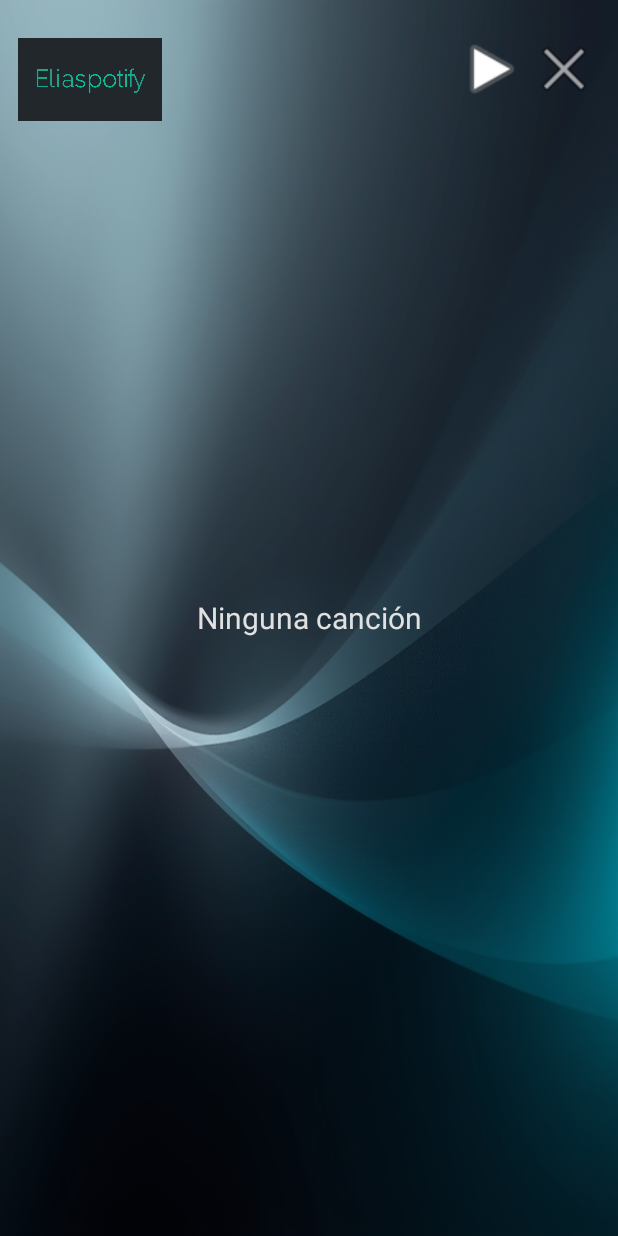
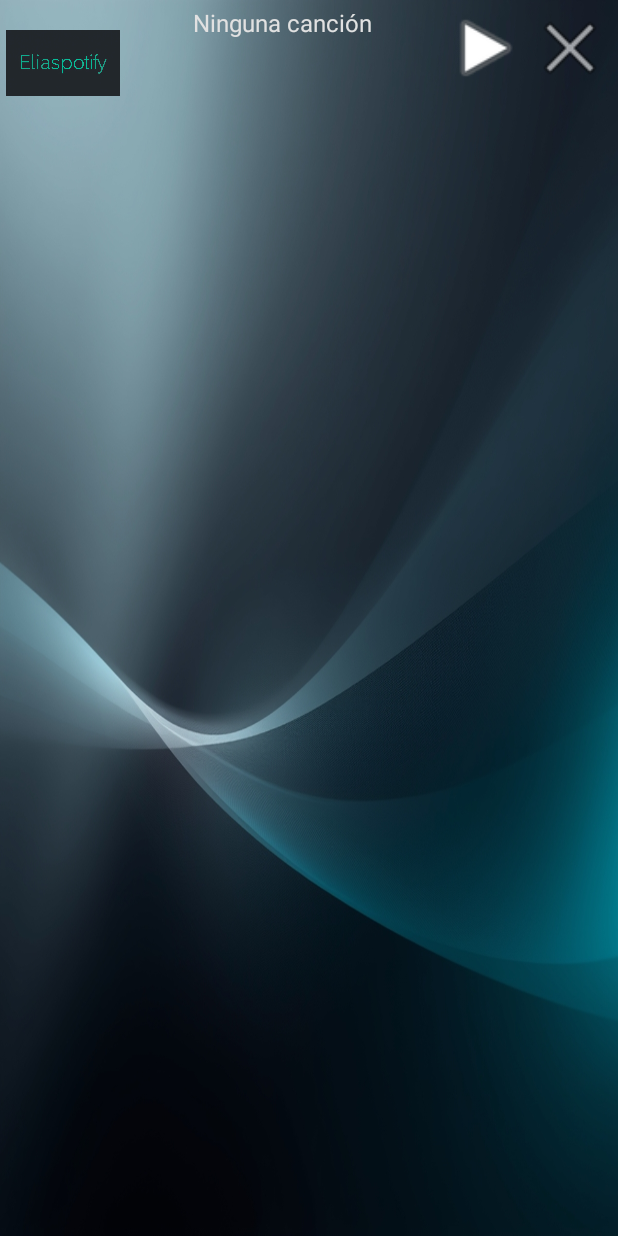
Before and after one commit to StoneyGravy963/Prueba1, an Android app: the layout widget_reproductor.xml on its own in the app's theme, with its tools: preview values and no code run, on a phone screen of 412 x 824 dp. Run offline under Robolectric (Android 15) with nearby library versions, the phone set to English and light mode, and no system bars.

Commit message:
El widget perfeccionando

```diff
--- a/app/src/main/res/layout/widget_reproductor.xml
+++ b/app/src/main/res/layout/widget_reproductor.xml
@@ -4,13 +4,12 @@
     android:layout_width="match_parent"
     android:layout_height="wrap_content"
     android:orientation="horizontal"
-    android:padding="12dp"
+    android:padding="4dp"
     android:background="@drawable/widget_bg">
 
     <ImageView
-        android:id="@+id/widget_icono"
-        android:layout_width="96dp"
-        android:layout_height="82dp"
+        android:layout_width="76dp"
+        android:layout_height="76dp"
         android:src="@drawable/widget_reproductor1"
         android:contentDescription="@null" />
 
@@ -21,8 +20,8 @@
         android:layout_weight="1"
         android:text="Ninguna canción"
         android:textColor="@color/text_color_primary"
-        android:textSize="20sp"
-        android:gravity="center"
+        android:textSize="16sp"
+        android:gravity="center_horizontal"
         android:paddingStart="12dp"
         android:paddingEnd="12dp"
         android:ellipsize="end"
@@ -30,8 +29,8 @@
 
     <ImageView
         android:id="@+id/widget_boton_play_pausa"
-        android:layout_width="48dp"
-        android:layout_height="68dp"
+        android:layout_width="56dp"
+        android:layout_height="56dp"
         android:src="@android:drawable/ic_media_play"
         android:background="@android:color/transparent"
         android:contentDescription="@null"
@@ -39,8 +38,8 @@
 
     <ImageView
         android:id="@+id/widget_boton_stop"
-        android:layout_width="48dp"
-        android:layout_height="68dp"
+        android:layout_width="56dp"
+        android:layout_height="56dp"
         android:src="@android:drawable/ic_menu_close_clear_cancel"
         android:background="@android:color/transparent"
         android:contentDescription="@null"
--- a/app/src/main/res/xml/widget_info.xml
+++ b/app/src/main/res/xml/widget_info.xml
@@ -2,11 +2,12 @@
 <appwidget-provider xmlns:android="http://schemas.android.com/apk/res/android"
     android:initialLayout="@layout/widget_reproductor"
     android:minWidth="250dp"
-    android:minHeight="80dp"
+    android:minHeight="40dp"
+    android:maxHeight="40dp"
     android:updatePeriodMillis="0"
     android:previewImage="@drawable/widget_icono"
     android:widgetCategory="home_screen"
-    android:widgetFeatures="reconfigurable"
-    android:resizeMode="horizontal|vertical"
+    android:resizeMode="horizontal"
+    android:targetCellHeight="1"
     android:description="@string/app_widget_description">
 </appwidget-provider>
```
